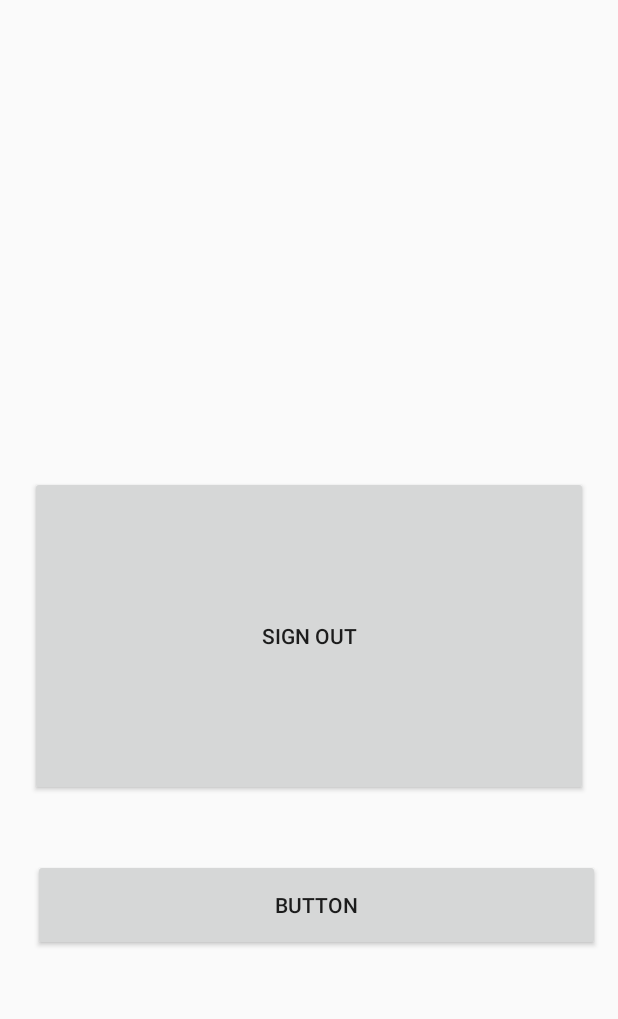
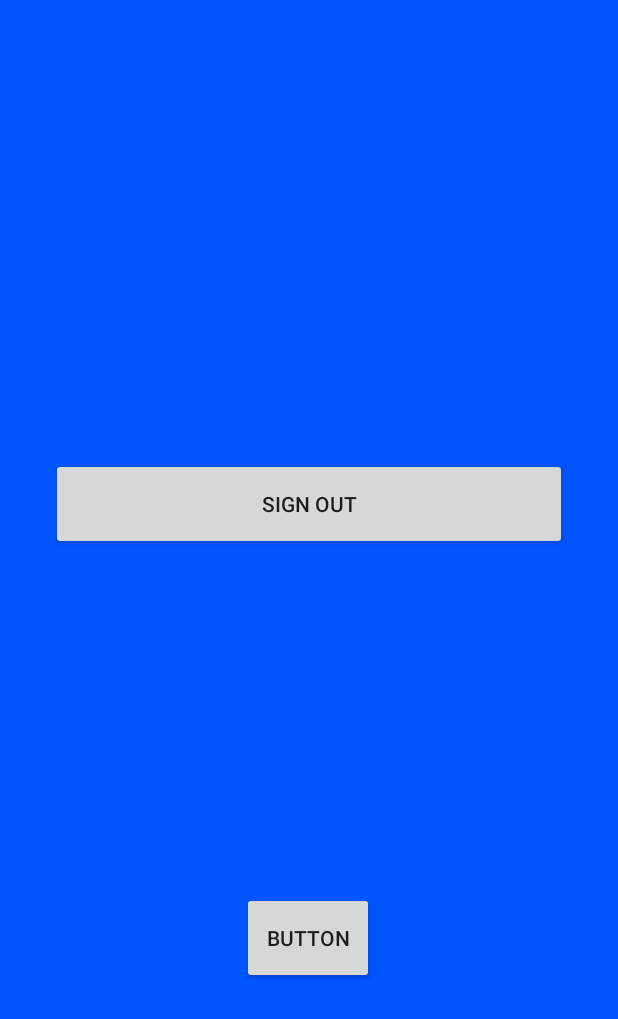
Before and after one commit to CodeLand309/Recycle_App, an Android app: the RegisterActivity screen opened directly, with no data from a screen before it, on a phone screen of 412 x 824 dp. Shown: the top 1019 px of the screen. Run offline under Robolectric (Android 15) with nearby library versions, the phone set to English and light mode, and no system bars; our stand-ins replace Firebase (no records; nobody signed in at launch, a user with empty details on screens opened directly).

Commit message:
Optimised first 2 Activities

```diff
--- a/app/src/main/java/com/example/recycle/RegisterActivity.java
+++ b/app/src/main/java/com/example/recycle/RegisterActivity.java
@@ -34,6 +34,7 @@ public class RegisterActivity extends AppCompatActivity {
             public void onClick(View view) {
                 Intent i = new Intent(RegisterActivity.this, MainActivity.class);
                 startActivity(i);
+                finish();
             }
         });
     }
--- a/app/src/main/res/layout/activity_main.xml
+++ b/app/src/main/res/layout/activity_main.xml
@@ -5,6 +5,7 @@
     xmlns:tools="http://schemas.android.com/tools"
     android:layout_width="match_parent"
     android:layout_height="match_parent"
+    android:fillViewport="true"
     android:background="#0055FF"
     tools:context=".MainActivity">
 
--- a/app/src/main/res/layout/activity_otp.xml
+++ b/app/src/main/res/layout/activity_otp.xml
@@ -1,10 +1,10 @@
 <?xml version="1.0" encoding="utf-8"?>
-<ScrollView
-    xmlns:android="http://schemas.android.com/apk/res/android"
+<ScrollView xmlns:android="http://schemas.android.com/apk/res/android"
     xmlns:app="http://schemas.android.com/apk/res-auto"
     xmlns:tools="http://schemas.android.com/tools"
     android:layout_width="match_parent"
     android:layout_height="match_parent"
+    android:fillViewport="true"
     android:background="#0055FF"
     tools:context=".OTP_Activity">
 
@@ -64,11 +64,11 @@
 
         <LinearLayout
             android:id="@+id/linearLayout2"
-            android:orientation="horizontal"
             android:layout_width="0dp"
             android:layout_height="0dp"
             android:layout_marginTop="35dp"
             android:layout_marginBottom="20dp"
+            android:orientation="horizontal"
             android:weightSum="10"
             app:layout_constraintBottom_toTopOf="@+id/linearLayout"
             app:layout_constraintEnd_toEndOf="@+id/linearLayout"
--- a/app/src/main/res/layout/activity_register.xml
+++ b/app/src/main/res/layout/activity_register.xml
@@ -1,33 +1,37 @@
 <?xml version="1.0" encoding="utf-8"?>
-<RelativeLayout xmlns:android="http://schemas.android.com/apk/res/android"
+<androidx.constraintlayout.widget.ConstraintLayout xmlns:android="http://schemas.android.com/apk/res/android"
 xmlns:app="http://schemas.android.com/apk/res-auto"
 xmlns:tools="http://schemas.android.com/tools"
 android:layout_width="match_parent"
 android:layout_height="match_parent"
+    android:background="#0055FF"
 tools:context=".RegisterActivity">
 
     <Button
         android:id="@+id/btn_sign_out"
-        android:layout_width="match_parent"
-        android:layout_height="wrap_content"
+        android:layout_width="344dp"
+        android:layout_height="61dp"
         android:layout_above="@+id/main"
         android:layout_alignParentTop="true"
         android:layout_centerHorizontal="true"
-        android:layout_marginStart="20dp"
-        android:layout_marginTop="317dp"
-        android:layout_marginEnd="20dp"
-        android:layout_marginBottom="42dp"
-        android:text="Sign Out" />
+        android:text="Sign Out"
+        app:layout_constraintBottom_toTopOf="@+id/main"
+        app:layout_constraintEnd_toEndOf="parent"
+        app:layout_constraintStart_toStartOf="parent"
+        app:layout_constraintTop_toTopOf="parent"
+        app:layout_constraintVertical_bias="0.572" />
 
     <Button
         android:id="@+id/main"
-        android:layout_width="wrap_content"
+        android:layout_width="88dp"
         android:layout_height="61dp"
         android:layout_alignParentStart="true"
         android:layout_alignParentEnd="true"
         android:layout_alignParentBottom="true"
-        android:layout_marginStart="22dp"
-        android:layout_marginEnd="12dp"
-        android:layout_marginBottom="190dp"
-        android:text="Button" />
-</RelativeLayout>
+        android:layout_marginBottom="168dp"
+        android:text="Button"
+        app:layout_constraintBottom_toBottomOf="parent"
+        app:layout_constraintEnd_toEndOf="parent"
+        app:layout_constraintHorizontal_bias="0.498"
+        app:layout_constraintStart_toStartOf="parent" />
+</androidx.constraintlayout.widget.ConstraintLayout>
```
Also changed, not shown: app/src/main/AndroidManifest.xml (+11 -6 lines), app/src/main/java/com/example/recycle/Add_Details.java (deleted, +0 -14 lines), app/src/main/java/com/example/recycle/OTP_Activity.java (+28 -42 lines), app/src/main/res/layout/activity_add__details.xml (deleted, +0 -10 lines), app/src/main/res/xml/activity_main_scene.xml (deleted, +0 -19 lines).
